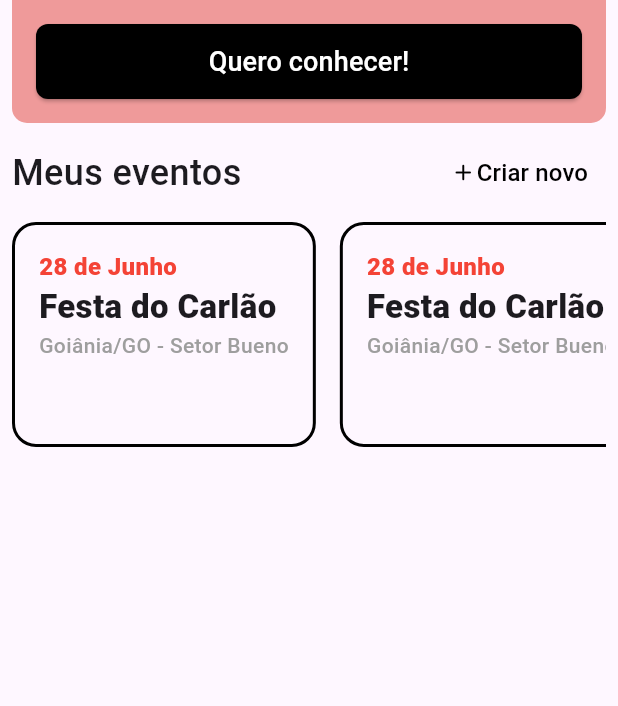
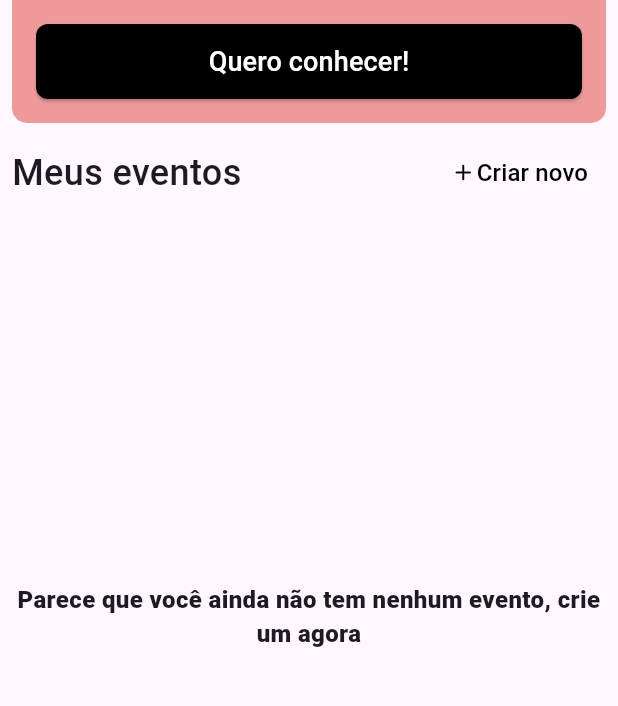
Before and after one commit to iCarlosAugusto/ticketapp, a Flutter app: the HomePage screen opened directly, on a phone screen of 412 x 824 dp, the part 213-919 px from its top. Run offline on Flutter 3.47's test engine with Material 3 defaults, Android fonts, the phone set to English and light mode, and no system bars; drawn by our look-alikes of modal_bottom_sheet; our stand-ins replace cloud_firestore, easy_date_timeline, firebase_auth, firebase_core, flutter_svg, get and 2 more; missing offline and left inert: flutter_barcode_scanner; accounts and stored records are empty; Roboto replaces fonts that are missing (Sora).

Commit message:
feat: :sparkles: criando e listando fesa

```diff
--- a/lib/models/create_event.model.dart
+++ b/lib/models/create_event.model.dart
@@ -7,7 +7,7 @@ class CreateEventModel {
 
   Map<String, dynamic> toJson() {
     return {
-      'nome': name,
+      'name': name,
       'description': description,
     };
   }
--- /dev/null
+++ b/lib/models/event.model.dart
@@ -0,0 +1,30 @@
+class Event {
+  final String name;
+  final String? description;
+
+  Event({
+    required this.name,
+    this.description,
+  });
+
+  // Método para converter o objeto para um mapa (JSON)
+  Map<String, dynamic> toJson() {
+    return {
+      'name': name,
+      'description': description,
+    };
+  }
+
+  // Método para criar um objeto a partir de um mapa (JSON)
+  factory Event.fromJson(Map<String, dynamic> json) {
+    return Event(
+      name: json['name'] as String,
+      description: json['description'] as String?,
+    );
+  }
+
+  @override
+  String toString() {
+    return 'Event(name: $name, description: $description)';
+  }
+}
--- a/lib/pages/home.page.dart
+++ /dev/null
@@ -1,123 +0,0 @@
-import 'package:flutter/material.dart';
-import 'package:get/get.dart';
-import 'package:modal_bottom_sheet/modal_bottom_sheet.dart';
-import 'package:ticketapp/components/appbar.widget.dart';
-import 'package:ticketapp/components/bottomsheet.widget.dart';
-import 'package:ticketapp/components/button.widget.dart';
-import 'package:ticketapp/components/eventcard.dart';
-import 'package:ticketapp/components/list.widget.dart';
-import 'package:ticketapp/components/text.widget.dart';
-import 'package:ticketapp/components/textbutton.widget.dart';
-import 'package:ticketapp/pages/event/event.page.dart';
-import 'package:ticketapp/pages/eventCreate/eventCreate.page.dart';
-import 'package:ticketapp/pages/profile/profile.page.dart';
-import 'package:ticketapp/pages/signin/signin.page.dart';
-
-class HomePage extends StatelessWidget {
-  const HomePage({super.key});
-
-  @override
-  Widget build(BuildContext context) {
-    return CupertinoScaffold(
-      body: Scaffold(
-        drawer: Drawer(
-          child: SafeArea(
-            child: Padding(
-              padding: const EdgeInsets.all(16),
-              child: Column(
-                // Important: Remove any padding from the ListView.
-                //padding: EdgeInsets.zero,
-                children: [
-                  ListTile(
-                    title: const TextWidget("Olá, Carlos"),
-                    onTap: () async  {
-                      Get.back();
-                      await Future.delayed(const Duration(milliseconds: 500));
-                      Get.to(() => const ProfilePage());
-                    }
-                  ),
-                  ListTile(
-                    leading: const Icon(Icons.plagiarism_outlined),
-                    title: const TextWidget("Planos"),
-                    onTap: () {
-                      // Update the state of the app.
-                      // ...
-                    },
-                  ),
-                  const Spacer(),
-                  ListTile(
-                    leading: const Icon(Icons.highlight_off_rounded),
-                    title: const TextWidget("Sair"),
-                    onTap: () {
-                      Get.offAll(() => const Signin());
-                    },
-                  ),
-                ],
-              ),
-            ),
-          ),
-        ),
-        appBar: AppbarWidget(
-          title: "TicketApp",
-          actions: [
-            IconButton(onPressed: () {}, icon: const Icon(Icons.notifications_none_rounded))
-          ]
-        ),
-        body: Padding(
-          padding: const EdgeInsets.all(8.0),
-          child: Column(
-            crossAxisAlignment: CrossAxisAlignment.start,
-            children: [
-              Container(
-                margin: const EdgeInsets.only(top: 16),
-                padding: const EdgeInsets.all(16),
-                decoration: BoxDecoration(
-                  borderRadius: const BorderRadius.all(Radius.circular(10)),
-                  color: Colors.red[200]
-                ),
-                child: Column(
-                  children: [
-                    const TextWidget("Conheça o TicketApp plus, o novo club para membros premium!"),
-                    ButtonWidget(
-                      title: "Quero conhecer!",
-                      fullWidth: true,
-                      margin: const EdgeInsets.only(top: 16),
-                      onTap: () {}
-                    )
-                  ],
-                ),
-              ),
-              Row(
-                mainAxisAlignment: MainAxisAlignment.spaceBetween,
-                children: [
-                  const TextWidget(
-                    "Meus eventos",
-                    customFontsize: 24,
-                    margin: EdgeInsets.only(top: 16, bottom: 16)
-                  ),
-                  TextButtonWidget(
-                    "Criar novo",
-                    onTap: () => Get.to(() => const EventCreatePage()),
-                    icon: const Icon(Icons.add_rounded)
-                  )
-                ]
-              ),
-
-              SizedBox(
-                height: 150,
-                child: ListWidget(
-                  scrollDirection: Axis.horizontal,
-                  itemBuilder: (index, _) => EventCard(
-                    onTap: () => Get.to(() => const EventPage(), transition: Transition.cupertino)
-                  ),
-                  separatorBuilder: (_, __) => const SizedBox(width: 16),
-                  itemCount: 10
-                ),
-              )
-            ],
-          ),
-        ),
-      ),
-    );
-  }
-}
--- /dev/null
+++ b/lib/pages/home/home.controller.dart
@@ -0,0 +1,17 @@
+import 'package:get/get.dart';
+import 'package:ticketapp/repositories/imp/event.repositoy.imp.dart';
+
+class HomeController extends GetxController {
+  final _eventRepository = Get.find<EventRepositoryImp>();
+  bool isLoadingEvents = false;
+
+  HomeController() {
+    getEvents();
+  }
+
+
+  getEvents() async {
+    _eventRepository.getEvents2();
+    print("AQUI!");
+  }
+}
--- /dev/null
+++ b/lib/pages/home/home.page.dart
@@ -0,0 +1,139 @@
+import 'package:cloud_firestore/cloud_firestore.dart';
+import 'package:flutter/material.dart';
+import 'package:get/get.dart';
+import 'package:ticketapp/components/appbar.widget.dart';
+import 'package:ticketapp/components/button.widget.dart';
+import 'package:ticketapp/components/eventcard.dart';
+import 'package:ticketapp/components/list.widget.dart';
+import 'package:ticketapp/components/text.widget.dart';
+import 'package:ticketapp/components/textbutton.widget.dart';
+import 'package:ticketapp/models/event.model.dart';
+import 'package:ticketapp/pages/event/event.page.dart';
+import 'package:ticketapp/pages/eventCreate/eventCreate.page.dart';
+import 'package:ticketapp/pages/home/home.controller.dart';
+import 'package:ticketapp/pages/profile/profile.page.dart';
+import 'package:ticketapp/pages/signin/signin.page.dart';
+
+class HomePage extends StatelessWidget {
+  const HomePage({super.key});
+
+  @override
+  Widget build(BuildContext context) {
+    return GetBuilder<HomeController>(
+      init: HomeController(),
+      builder:(controller) => Scaffold(
+          drawer: Drawer(
+            child: SafeArea(
+              child: Padding(
+                padding: const EdgeInsets.all(16),
+                child: Column(
+                  children: [
+                    ListTile(
+                      title: const TextWidget("Olá, Carlos"),
+                      onTap: () async  {
+                        Get.back();
+                        await Future.delayed(const Duration(milliseconds: 500));
+                        Get.to(() => const ProfilePage());
+                      }
+                    ),
+                    ListTile(
+                      leading: const Icon(Icons.plagiarism_outlined),
+                      title: const TextWidget("Planos"),
+                      onTap: () {
+                      },
+                    ),
+                    const Spacer(),
+                    ListTile(
+                      leading: const Icon(Icons.highlight_off_rounded),
+                      title: const TextWidget("Sair"),
+                      onTap: () {
+                        Get.offAll(() => const Signin());
+                      },
+                    ),
+                  ],
+                ),
+              ),
+            ),
+          ),
+          appBar: AppbarWidget(
+            title: "TicketApp",
+            actions: [
+              IconButton(onPressed: () {}, icon: const Icon(Icons.notifications_none_rounded))
+            ]
+          ),
+          body: Padding(
+            padding: const EdgeInsets.all(8.0),
+            child: Column(
+              crossAxisAlignment: CrossAxisAlignment.start,
+              children: [
+                Container(
+                  margin: const EdgeInsets.only(top: 16),
+                  padding: const EdgeInsets.all(16),
+                  decoration: BoxDecoration(
+                    borderRadius: const BorderRadius.all(Radius.circular(10)),
+                    color: Colors.red[200]
+                  ),
+                  child: Column(
+                    children: [
+                      const TextWidget("Conheça o TicketApp plus, o novo club para membros premium!"),
+                      ButtonWidget(
+                        title: "Quero conhecer!",
+                        fullWidth: true,
+                        margin: const EdgeInsets.only(top: 16),
+                        onTap: () {}
+                      )
+                    ],
+                  ),
+                ),
+                Row(
+                  mainAxisAlignment: MainAxisAlignment.spaceBetween,
+                  children: [
+                    const TextWidget(
+                      "Meus eventos",
+                      customFontsize: 24,
+                      margin: EdgeInsets.only(top: 16, bottom: 16)
+                    ),
+                    TextButtonWidget(
+                      "Criar novo",
+                      onTap: () => Get.to(() => const EventCreatePage()),
+                      icon: const Icon(Icons.add_rounded)
+                    )
+                  ]
+                ),
+                StreamBuilder<QuerySnapshot>(
+                  stream: FirebaseFirestore.instance.collection("events").snapshots(),
+                  builder: (BuildContext context, AsyncSnapshot<QuerySnapshot> snapshot) {
+                    if (snapshot.data?.size == 0) {
+                      return const Expanded(
+                        child: Column(
+                          mainAxisAlignment: MainAxisAlignment.center,
+                          mainAxisSize: MainAxisSize.max,
+                          children: [
+                            TextWidget(
+                              "Parece que você ainda não tem nenhum evento, crie um agora",
+                              textAlign: TextAlign.center,
+                              customFontsize: 16,
+                              customWeight: FontWeight.w800,
+                            ),
+                          ],
+                        )
+                      );
+                    }
+                    List<Event>? list = snapshot.data?.docs.map((doc) => Event.fromJson(doc.data() as Map<String, dynamic>)).toList();
+                    return ListWidget(
+                      scrollDirection: Axis.horizontal,
+                      itemBuilder: (index, _) => EventCard(
+                        onTap: () => Get.to(() => const EventPage(), transition: Transition.cupertino)
+                      ),
+                      separatorBuilder: (_, __) => const SizedBox(width: 16),
+                      itemCount: list?.length ?? 0
+                    );
+                  }
+                ),
+              ],
+            ),
+          ),
+        ),
+    );
+  }
+}
--- a/lib/pages/signin/signin.controller.dart
+++ b/lib/pages/signin/signin.controller.dart
@@ -3,7 +3,7 @@ import 'package:flutter/material.dart';
 import 'package:get/get.dart';
 import 'package:google_sign_in/google_sign_in.dart';
 import 'package:ticketapp/components/loadingfullscreen.widget.dart';
-import 'package:ticketapp/pages/home.page.dart';
+import 'package:ticketapp/pages/home/home.page.dart';
 
 class SigninController extends GetxController {
 
--- a/lib/pages/signin/signin.page.dart
+++ b/lib/pages/signin/signin.page.dart
@@ -7,7 +7,7 @@ import 'package:ticketapp/components/button.widget.dart';
 import 'package:ticketapp/components/text.widget.dart';
 import 'package:ticketapp/components/textbutton.widget.dart';
 import 'package:ticketapp/components/textfield.widget.dart';
-import 'package:ticketapp/pages/home.page.dart';
+import 'package:ticketapp/pages/home/home.page.dart';
 import 'package:ticketapp/pages/signin/signin.controller.dart';
 import 'package:ticketapp/pages/signup/signup.page.dart';
 
--- a/lib/pages/signup/signup.page.dart
+++ b/lib/pages/signup/signup.page.dart
@@ -1,13 +1,12 @@
 import 'package:flutter/material.dart';
 import 'package:flutter_svg/svg.dart';
 import 'package:get/get.dart';
-import 'package:get/get_core/src/get_main.dart';
 import 'package:ticketapp/components/appbar.widget.dart';
 import 'package:ticketapp/components/button.widget.dart';
 import 'package:ticketapp/components/text.widget.dart';
 import 'package:ticketapp/components/textbutton.widget.dart';
 import 'package:ticketapp/components/textfield.widget.dart';
-import 'package:ticketapp/pages/home.page.dart';
+import 'package:ticketapp/pages/home/home.page.dart';
 import 'package:ticketapp/pages/signin/signin.page.dart';
 
 class SignupPage extends StatelessWidget {
--- a/lib/repositories/event.repository.dart
+++ b/lib/repositories/event.repository.dart
@@ -1,5 +1,7 @@
 import 'package:ticketapp/models/create_event.model.dart';
+import 'package:ticketapp/models/event.model.dart';
 
 abstract class EventRepository {
   Future<void> createEvent(CreateEventModel event);
+  //Future<List<Event>> getEvents();
 }
--- a/lib/repositories/imp/event.repositoy.imp.dart
+++ b/lib/repositories/imp/event.repositoy.imp.dart
@@ -1,5 +1,6 @@
 import 'package:cloud_firestore/cloud_firestore.dart';
 import 'package:ticketapp/models/create_event.model.dart';
+import 'package:ticketapp/models/event.model.dart';
 import 'package:ticketapp/repositories/event.repository.dart';
 
 class EventRepositoryImp implements EventRepository {
@@ -9,4 +10,15 @@ class EventRepositoryImp implements EventRepository {
   Future<void> createEvent(CreateEventModel event) async {
     await events.add(event.toJson());
   }
+
+  // @override
+  // Future<List<Event>> getEvents() {
+  //   await events.get();
+  // }
+
+  Future getEvents2() async {
+    var res = await events.get();
+    print(res);
+  }
+
 }
--- a/pubspec.yaml
+++ b/pubspec.yaml
@@ -48,7 +48,7 @@ dependencies:
   firebase_auth: ^5.1.2
   google_sign_in: ^6.2.1
   cloud_firestore: ^5.1.0
-  ntl: ^0.18.0
+  intl: ^0.19.0
 
 dev_dependencies:
   flutter_test:
```
Also changed, not shown: pubspec.lock, 1 other file.
